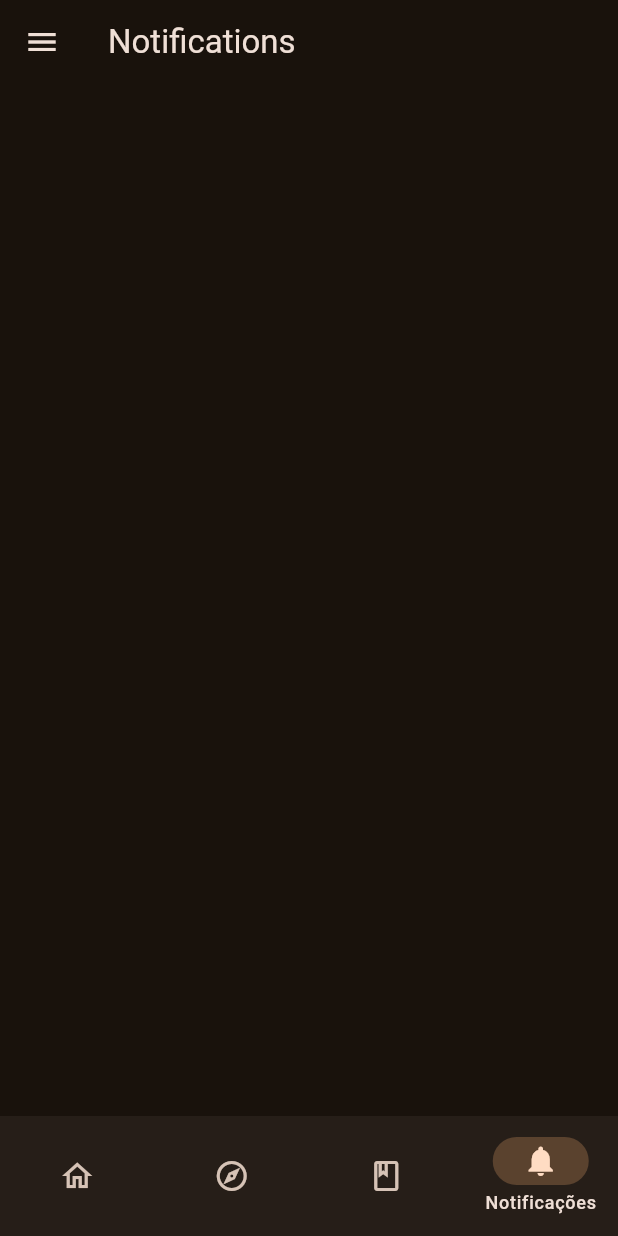
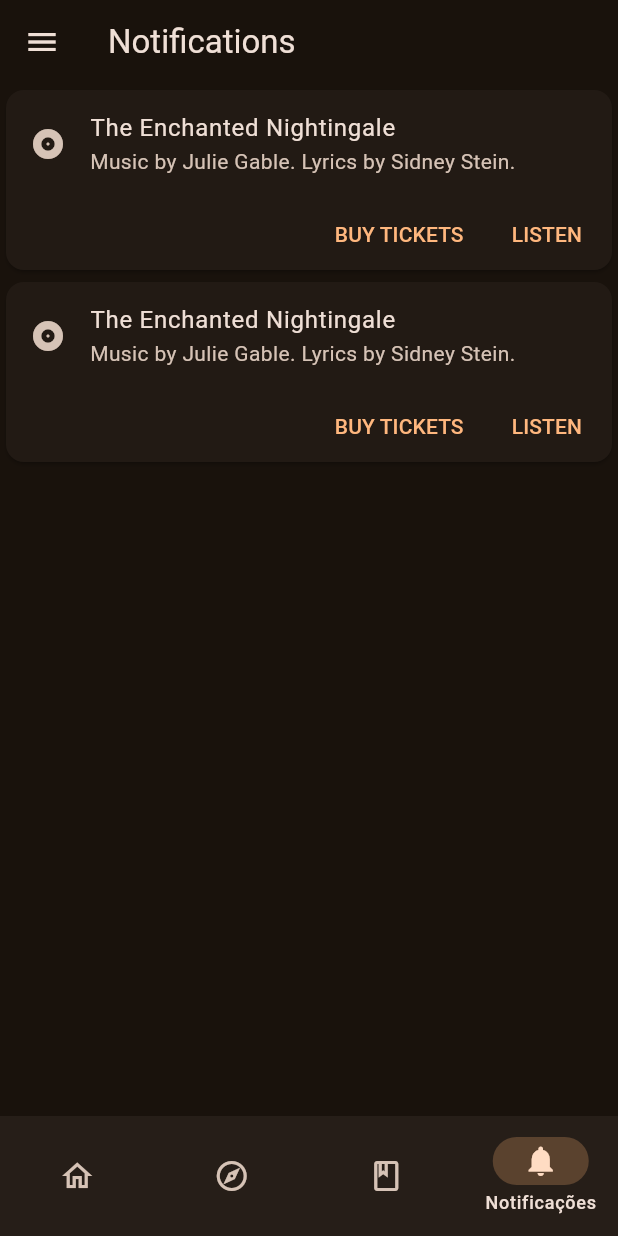
Before and after one commit to mayhmemo/cultbase, a Flutter app: the screen it shows after launch, item 4 of the bottom bar chosen, on a phone screen of 412 x 824 dp. Run offline on Flutter 3.47's test engine with Material 2 defaults, Android fonts, the phone set to English and light mode, and no system bars.

Commit message:
WIP: Notifications Page
Iniciado página de notificações

```diff
--- a/lib/pages/notifications_page.dart
+++ b/lib/pages/notifications_page.dart
@@ -1,5 +1,6 @@
-import 'package:cultbase/pages/components/side_bar.dart';
 import 'package:flutter/material.dart';
+
+import 'components/side_bar.dart';
 
 class NotificationsPage extends StatefulWidget {
   const NotificationsPage({super.key});
@@ -15,7 +16,49 @@ class _NotificationsPageState extends State<NotificationsPage> {
       appBar: AppBar(
         title: const Text('Notifications'),
       ),
+      body: Center(
+        child: ListView(children: const <Widget>[
+          Notifications(),
+          Notifications(),
+        ]),
+      ),
       drawer: const SideBar(),
     );
   }
 }
+
+class Notifications extends StatelessWidget {
+  const Notifications({super.key});
+
+  @override
+  Widget build(BuildContext context) {
+    return Card(
+      child: Column(
+        crossAxisAlignment: CrossAxisAlignment.start,
+        mainAxisSize: MainAxisSize.min,
+        children: <Widget>[
+          const ListTile(
+            leading: Icon(Icons.album),
+            title: Text('The Enchanted Nightingale'),
+            subtitle: Text('Music by Julie Gable. Lyrics by Sidney Stein.'),
+          ),
+          Row(
+            mainAxisAlignment: MainAxisAlignment.end,
+            children: <Widget>[
+              TextButton(
+                child: const Text('BUY TICKETS'),
+                onPressed: () {/* ... */},
+              ),
+              const SizedBox(width: 8),
+              TextButton(
+                child: const Text('LISTEN'),
+                onPressed: () {/* ... */},
+              ),
+              const SizedBox(width: 8),
+            ],
+          ),
+        ],
+      ),
+    );
+  }
+}
```
Also changed, not shown: pubspec.lock.
